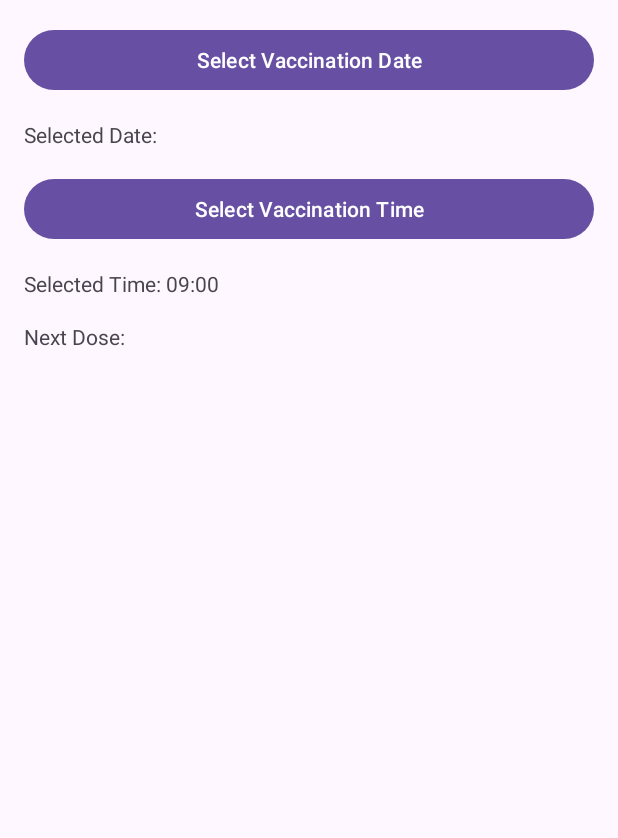
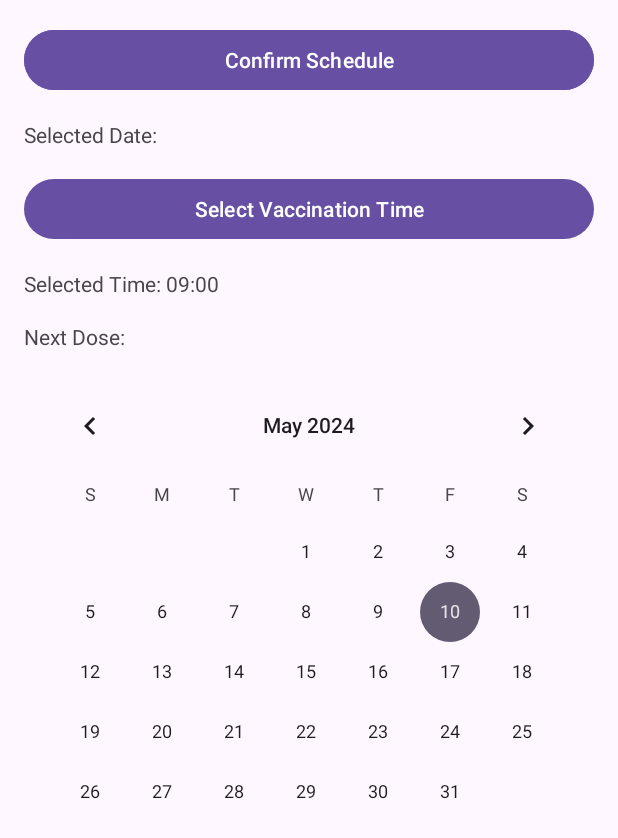
Before and after one commit to Ania4836/Vaccination-Project, an Android app: the ScheduleActivity screen opened directly, with no data from a screen before it, after a tap on "Select Vaccination Date", on a phone screen of 412 x 824 dp. Shown: the top 838 px of the screen. Run offline under Robolectric (Android 15) with nearby library versions, the light colour scheme and no system bars.

Commit message:
jazdunia v5

```diff
--- a/app/src/main/java/com/example/vaccination_project/ScheduleActivity.kt
+++ b/app/src/main/java/com/example/vaccination_project/ScheduleActivity.kt
@@ -16,16 +16,11 @@
 import java.util.*
 import kotlin.random.Random
 
-/**
- * An activity that facilitates scheduling of vaccination appointments. It provides interfaces to select dates and times,
- * and handles the submission of these details along with associated vaccination and user information into a database.
- *
- * This activity extends [AppCompatActivity] and implements [View.OnClickListener] for handling click events on UI elements.
- */
 class ScheduleActivity : AppCompatActivity(), View.OnClickListener {
 
     private lateinit var btnSelectDate: Button
     private lateinit var btnSelectTime: Button
+    private lateinit var btnConfirmSchedule: Button // Button to confirm the schedule
     private lateinit var tvSelectedDate: TextView
     private lateinit var tvSelectedTime: TextView
     private lateinit var tvNextDoseDate: TextView
@@ -34,20 +29,13 @@
     private var selectedDateInMillis: Long = 0
     private var selectedTime = "09:00"
 
-    /**
-     * Initializes the activity, sets the content view, and configures UI components. It sets click listeners
-     * on the date and time selection buttons and handles the logic for displaying and hiding the calendar view.
-     *
-     * @param savedInstanceState If the activity is being re-initialized after previously being shut down,
-     *                           this Bundle contains the most recent data supplied in onSaveInstanceState(Bundle).
-     *                           Otherwise, it is null.
-     */
     override fun onCreate(savedInstanceState: Bundle?) {
         super.onCreate(savedInstanceState)
         setContentView(R.layout.activity_schedule)
 
         btnSelectDate = findViewById(R.id.btnSelectDate)
         btnSelectTime = findViewById(R.id.btnSelectTime)
+        btnConfirmSchedule = findViewById(R.id.btnConfirmSchedule)
         tvSelectedDate = findViewById(R.id.tvSelectedDate)
         tvSelectedTime = findViewById(R.id.tvSelectedTime)
         tvNextDoseDate = findViewById(R.id.tvNextDoseDate)
@@ -57,6 +45,7 @@
 
         btnSelectDate.setOnClickListener(this)
         btnSelectTime.setOnClickListener(this)
+        btnConfirmSchedule.setOnClickListener(this) // Set onClick listener for the confirm button
 
         calendarView.setOnDateChangeListener { _, year, month, dayOfMonth ->
             val selectedDate = Calendar.getInstance()
@@ -68,12 +57,6 @@
         }
     }
 
-    /**
-     * Manages click events for the UI elements. Depending on which element is clicked, a date picker dialog or
-     * a time picker dialog is shown.
-     *
-     * @param view The view that was clicked.
-     */
     override fun onClick(view: View?) {
         when (view?.id) {
             R.id.btnSelectDate -> {
@@ -86,19 +69,32 @@
             R.id.btnSelectTime -> {
                 showTimePickerDialog()
             }
+            R.id.btnConfirmSchedule -> {
+                confirmSchedule()
+            }
         }
     }
 
     private fun showTimePickerDialog() {
         val calendar = Calendar.getInstance()
-        val defaultHour = selectedTime.split(":")[0].toInt()  // Extract hour from default time
-        val defaultMinute = selectedTime.split(":")[1].toInt()  // Extract minute from default time
+        // Default time initialization to current time if not previously selected
+        val defaultHour = if (selectedTime == "09:00") calendar.get(Calendar.HOUR_OF_DAY) else selectedTime.split(":")[0].toInt()
+        val defaultMinute = if (selectedTime == "09:00") calendar.get(Calendar.MINUTE) else selectedTime.split(":")[1].toInt()
 
-        TimePickerDialog(this, TimePickerDialog.OnTimeSetListener { _, selectedHour, selectedMinute ->
-            selectedTime = String.format(Locale.getDefault(), "%02d:%02d", selectedHour, selectedMinute)
+        TimePickerDialog(this, { _, hour, minute ->
+            selectedTime = String.format(Locale.getDefault(), "%02d:%02d", hour, minute)
             tvSelectedTime.text = "Selected Time: $selectedTime"
+        }, defaultHour, defaultMinute, true).show()
+    }
+
+
+    private fun confirmSchedule() {
+        if (selectedDateInMillis == 0L || selectedTime == "09:00") {
+            Toast.makeText(this, "Please select both date and time for the schedule.", Toast.LENGTH_LONG).show()
+        } else {
+            // Call to insert data only if both date and time have been selected
             insertDateIntoDatabase(vaccineId = 101, userId = 501, status = "Scheduled", dose = 1, intervalBetweenDoses = 30)
-        }, defaultHour, defaultMinute, true).show()
+        }
     }
 
 
@@ -113,13 +109,16 @@
     }
 
     private fun insertDateIntoDatabase(vaccineId: Int?, userId: Int?, status: String?, dose: Int?, intervalBetweenDoses: Int?) {
-        lifecycleScope.launch(Dispatchers.IO + coroutineExceptionHandler) {
+        lifecycleScope.launch(Dispatchers.IO) {
             try {
                 val conn: Connection = DBconnection.getConnection()
                 val randomId = Random.nextInt(1000000)
                 val dateFormat = SimpleDateFormat("yyyy-MM-dd HH:mm", Locale.getDefault())
-                val formattedDateTime = dateFormat.format(Date(selectedDateInMillis)) + " " + selectedTime
-                val sql = "INSERT INTO Schedule_table (id, scheduledDate, vaccineId, userId, status, dose, intervalBetweenDoses) VALUES (?, ?, ?, ?, ?, ?, ?)"
+                // Ensure the formattedDateTime includes the properly selected time
+                val formattedDateTime =
+                    dateFormat.format(Date(selectedDateInMillis)) + " " + selectedTime
+                val sql =
+                    "INSERT INTO Schedule_table (id, scheduledDate, vaccineId, userId, status, dose, intervalBetweenDoses, scheduledTime) VALUES (?, ?, ?, ?, ?, ?, ?, ?)"
                 val statement = conn.prepareStatement(sql)
                 statement.setInt(1, randomId)
                 statement.setString(2, formattedDateTime)
@@ -128,33 +127,37 @@
                 statement.setString(5, status)
                 statement.setObject(6, dose)
                 statement.setObject(7, intervalBetweenDoses)
+                statement.setString(8, selectedTime) // Make sure to add this line to pass the time
                 val result = statement.executeUpdate()
                 withContext(Dispatchers.Main) {
                     if (result > 0) {
-                        Toast.makeText(applicationContext, "Data saved successfully with ID: $randomId", Toast.LENGTH_SHORT).show()
+                        Toast.makeText(
+                            applicationContext,
+                            "Data saved successfully with ID: $randomId",
+                            Toast.LENGTH_SHORT
+                        ).show()
                     } else {
-                        Toast.makeText(applicationContext, "Failed to save the data.", Toast.LENGTH_SHORT).show()
+                        Toast.makeText(
+                            applicationContext,
+                            "Failed to save the data.",
+                            Toast.LENGTH_SHORT
+                        ).show()
                     }
                 }
                 conn.close()
             } catch (e: Exception) {
                 withContext(Dispatchers.Main) {
-                    Toast.makeText(applicationContext, "Error: ${e.localizedMessage}", Toast.LENGTH_LONG).show()
+                    Toast.makeText(
+                        applicationContext,
+                        "Error: ${e.localizedMessage}",
+                        Toast.LENGTH_LONG
+                    ).show()
                 }
                 e.printStackTrace()
             }
         }
     }
 
-    /**
-     * Inserts a scheduled date into the database based on user input and selected date and time.
-     *
-     * @param vaccineId Optional ID of the vaccine.
-     * @param userId Optional ID of the user.
-     * @param status Optional status of the vaccination.
-     * @param dose Optional dose number of the vaccination.
-     * @param intervalBetweenDoses Optional interval between doses.
-     */
     private val coroutineExceptionHandler = CoroutineExceptionHandler { _, exception ->
         lifecycleScope.launch {
             Toast.makeText(applicationContext, "Error: ${exception.localizedMessage}", Toast.LENGTH_LONG).show()
--- a/app/src/main/res/layout/activity_schedule.xml
+++ b/app/src/main/res/layout/activity_schedule.xml
@@ -50,4 +50,11 @@
         android:layout_height="match_parent"
         android:layout_below="@id/tvNextDoseDate"
         android:visibility="visible"/>
+
+    <Button
+        android:id="@+id/btnConfirmSchedule"
+        android:layout_width="match_parent"
+        android:layout_height="wrap_content"
+        android:text="Confirm Schedule"
+        android:textColor="@android:color/white" />
 </RelativeLayout>
```
